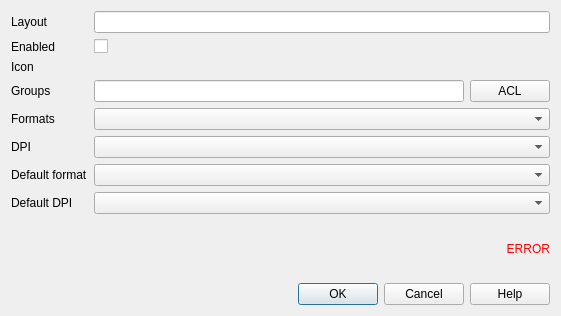
Old version of the form lizmap/resources/ui/ui_form_layout.ui in the repository 3liz/lizmap-plugin.
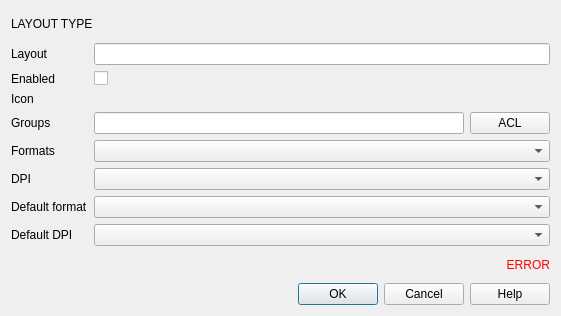
New version of the form. Custom widgets are drawn as their Qt base class.

Commit message: Rephrase some sentences for UX

```diff
--- a/lizmap/resources/ui/ui_form_layout.ui
+++ b/lizmap/resources/ui/ui_form_layout.ui
@@ -14,6 +14,13 @@
    <string>Layout</string>
   </property>
   <layout class="QVBoxLayout" name="verticalLayout">
+   <item>
+    <widget class="QLabel" name="layout_type">
+     <property name="text">
+      <string notr="true">LAYOUT TYPE</string>
+     </property>
+    </widget>
+   </item>
    <item>
     <layout class="QFormLayout" name="formLayout">
      <item row="0" column="0">
```
The commit also changes 2 other files.
